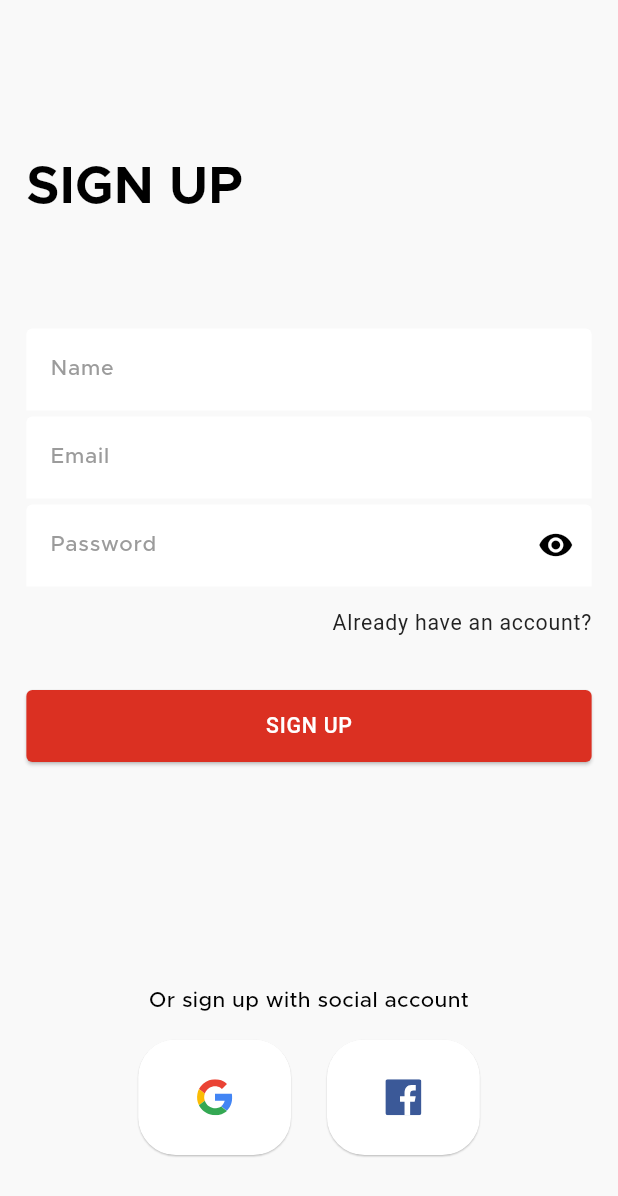
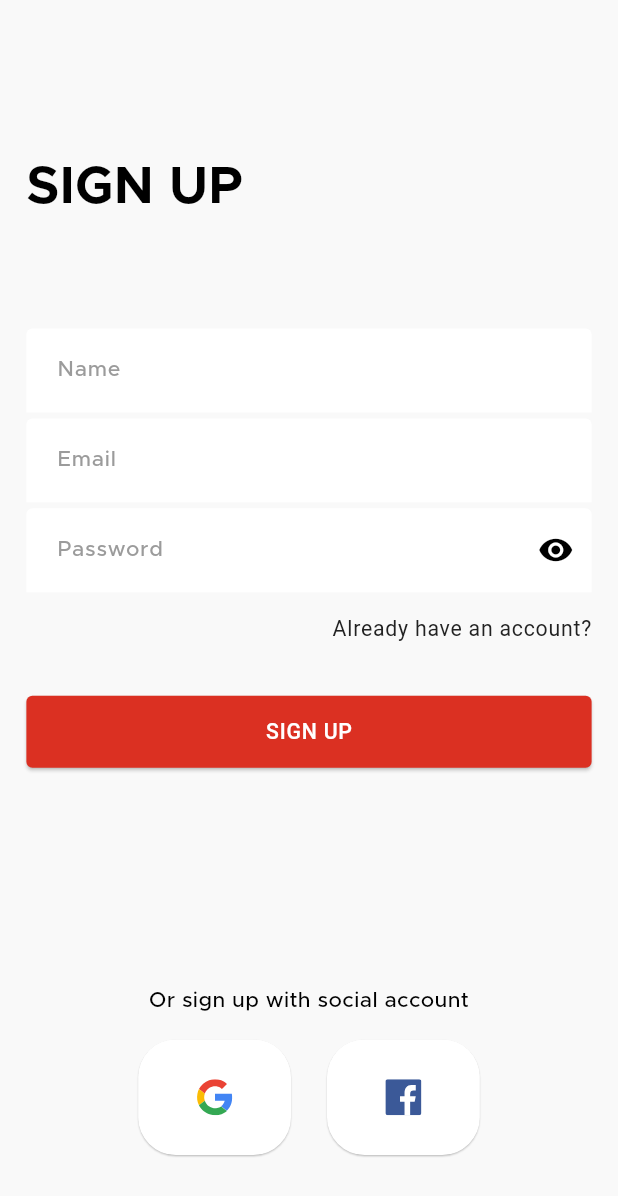
Before and after one commit to Maheresio/e_commerce, a Flutter app: the RegisterView screen opened by its route, on a phone screen of 412 x 824 dp. Shown: the top 1196 px of the screen. Run offline on Flutter 3.47's test engine with Material 3 defaults, Android fonts, the phone set to English and light mode, and no system bars; our stand-ins replace bloc, carousel_slider, cloud_firestore, dartz, device_preview, equatable and 10 more; accounts and stored records are empty.

Commit message:
refactor the styled textformfield component and put it in the core instead of just the auth feature

```diff
--- a/lib/features/auth/shared/presentation/widgets/styled_text_form_field.dart
+++ b/lib/core/widgets/styled_text_form_field.dart
@@ -1,4 +1,7 @@
 import 'package:flutter/material.dart';
+import 'package:flutter_screenutil/flutter_screenutil.dart';
+
+import '../utils/app_styles.dart';
 
 class StyledTextFormField extends StatefulWidget {
   const StyledTextFormField({
@@ -10,6 +13,7 @@ class StyledTextFormField extends StatefulWidget {
     this.validator,
     this.isPassword = false,
     this.autofillHints,
+    this.suffixIcon,
   });
 
   final bool isPassword;
@@ -19,6 +23,7 @@ class StyledTextFormField extends StatefulWidget {
   final TextEditingController controller;
   final String? Function(String?)? validator;
   final List<String>? autofillHints;
+  final Widget? suffixIcon;
 
   @override
   State<StyledTextFormField> createState() => _StyledTextFormFieldState();
@@ -41,8 +46,9 @@ class _StyledTextFormFieldState extends State<StyledTextFormField> {
       textInputAction: widget.textInputAction,
       obscureText: widget.isPassword && !_isPasswordVisible,
       keyboardType: widget.keyboardType,
-
+      style: AppStyles.font14BlackMedium,
       decoration: InputDecoration(
+        contentPadding: EdgeInsets.symmetric(vertical: 10.h, horizontal: 15.w),
         labelText: widget.text,
 
         suffixIcon:
@@ -55,7 +61,7 @@ class _StyledTextFormFieldState extends State<StyledTextFormField> {
                   ),
                   onPressed: _togglePasswordVisibility,
                 )
-                : null,
+                : widget.suffixIcon,
       ),
     );
   }
--- a/lib/features/auth/login/presentation/widgets/login_input_section.dart
+++ b/lib/features/auth/login/presentation/widgets/login_input_section.dart
@@ -3,7 +3,7 @@ import 'package:flutter/material.dart';
 import '../../../../../core/utils/app_strings.dart';
 import '../../../shared/domain/entity/email_validation.dart';
 import '../../../shared/domain/entity/password_validation.dart';
-import '../../../shared/presentation/widgets/styled_text_form_field.dart';
+import '../../../../../core/widgets/styled_text_form_field.dart';
 
 class LoginInputSection extends StatelessWidget {
   const LoginInputSection({
--- a/lib/features/auth/register/presentation/widgets/register_input_section.dart
+++ b/lib/features/auth/register/presentation/widgets/register_input_section.dart
@@ -4,7 +4,7 @@ import '../../../../../core/utils/app_strings.dart';
 import '../../../shared/domain/entity/email_validation.dart';
 import '../../../shared/domain/entity/name_validation.dart';
 import '../../../shared/domain/entity/password_validation.dart';
-import '../../../shared/presentation/widgets/styled_text_form_field.dart';
+import '../../../../../core/widgets/styled_text_form_field.dart';
 
 class RegisterInputSection extends StatelessWidget {
   const RegisterInputSection({
```
